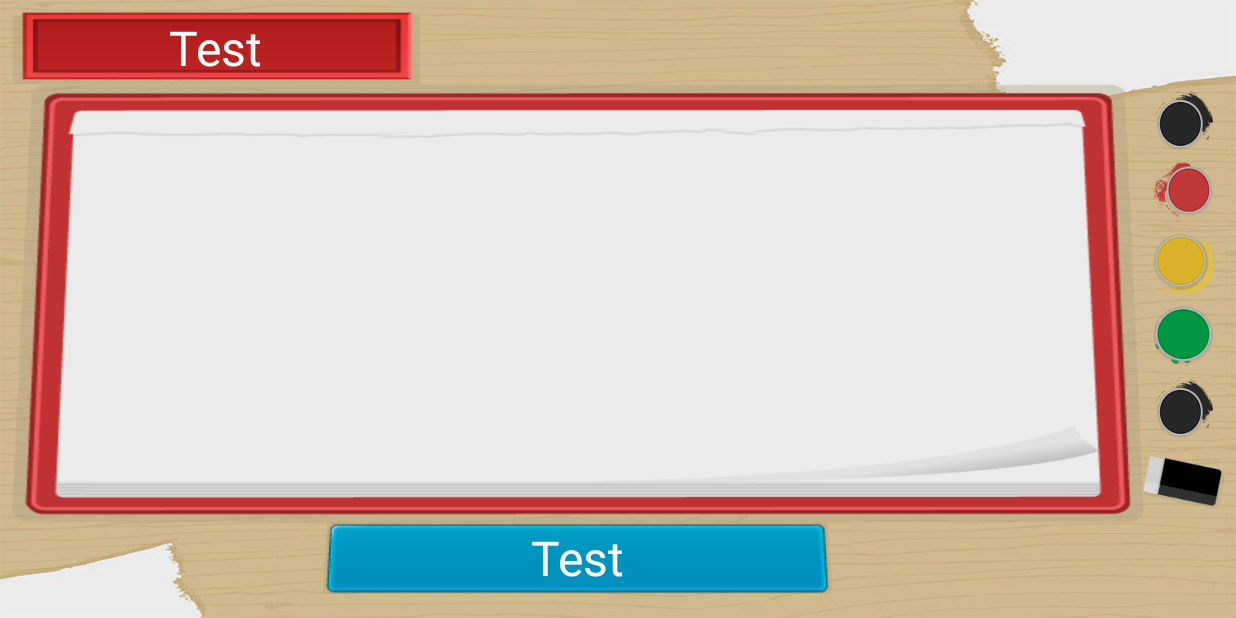
After one commit to dccruzt/WeDraw, an Android app: the DrawActivity screen opened directly, with no data from a screen before it, on a phone screen of 824 x 412 dp (held sideways). The commit adds this screen. Run offline under Robolectric (Android 15) with nearby library versions, the phone set to English and light mode, and no system bars; libraries missing offline, so code that uses them is left out: de.halfbit.tinybus; 1 statement that could not run was skipped.

Commit message:
Drawing view and sensor handling logic

```diff
--- /dev/null
+++ b/app/src/main/java/upc/edu/pe/wedraw/DrawActivity.java
@@ -0,0 +1,144 @@
+package upc.edu.pe.wedraw;
+
+import android.graphics.Color;
+import android.hardware.Sensor;
+import android.hardware.SensorEvent;
+import android.hardware.SensorEventListener;
+import android.hardware.SensorManager;
+import android.support.v4.content.ContextCompat;
+import android.support.v7.app.AppCompatActivity;
+import android.os.Bundle;
+import android.util.Log;
+import android.view.View;
+import android.widget.Button;
+import android.widget.Toast;
+
+import java.util.concurrent.Executors;
+import java.util.concurrent.ScheduledExecutorService;
+import java.util.concurrent.ScheduledFuture;
+import java.util.concurrent.TimeUnit;
+
+import de.halfbit.tinybus.Bus;
+import de.halfbit.tinybus.Subscribe;
+import de.halfbit.tinybus.TinyBus;
+import de.halfbit.tinybus.wires.ShakeEventWire;
+import upc.edu.pe.wedraw.components.DrawingView;
+
+public class DrawActivity extends AppCompatActivity implements SensorEventListener{
+
+    DrawingView drawingView;
+    Button mSelectedColor;
+
+    @Override
+    protected void onCreate(Bundle savedInstanceState) {
+        super.onCreate(savedInstanceState);
+        setContentView(R.layout.activity_draw);
+
+        drawingView = (DrawingView) findViewById(R.id.drawingView);
+
+        //Setup bus to detect shake
+        setupBus();
+    }
+
+    public void colorClicked(View v) {
+        int colorId;
+        switch (v.getId()){
+            case R.id.buttonBlack:  colorId = R.color.paint_black;  break;
+            case R.id.buttonBlue:  colorId = R.color.paint_blue;  break;
+            case R.id.buttonGreen:  colorId = R.color.paint_green;  break;
+            case R.id.buttonRed:  colorId = R.color.paint_red;  break;
+            case R.id.buttonYellow:  colorId = R.color.paint_yellow;  break;
+            default: colorId=R.color.paint_black;
+        }
+
+        if(mSelectedColor!=null){
+            mSelectedColor.setAlpha(1.0f);
+        }
+        mSelectedColor = (Button) v;
+        mSelectedColor.setAlpha(0.5f);
+
+        drawingView.setColor(ContextCompat.getColor(this,colorId));
+
+    }
+
+    //<editor-fold desc="Sensor managing detector">
+
+    protected SensorManager mSensorManager;
+    protected Sensor mSensor;
+    private long mLastUpdate;
+    protected int UPDATE_THRESHOLD = 300;
+
+    private void setupBus(){
+
+        mSensorManager = (SensorManager) getSystemService(SENSOR_SERVICE);
+        //validate that sensor is available, before showing the activity
+        if(null == (mSensor = mSensorManager.getDefaultSensor(Sensor.TYPE_ACCELEROMETER)))
+            finish();
+    }
+
+
+    private int countPos=0,countNeg = 0;
+
+    private static final ScheduledExecutorService worker =
+            Executors.newSingleThreadScheduledExecutor();
+    ScheduledFuture mTask;
+    @Override
+    public void onSensorChanged(SensorEvent event) {
+        //We check the detected event change corresponds to this activity sensor type
+        if(event.sensor.getType() == Sensor.TYPE_ACCELEROMETER){
+            //We determine if enough time has elapsed since last update
+            long actualTime = System.currentTimeMillis();
+            if(actualTime > mLastUpdate - UPDATE_THRESHOLD){
+                //Shake logic
+                if(Math.abs(event.values[2])>=13){
+                    Log.i("SHAKE","Pass");
+                    if(countPos==0){
+                        if(mTask!=null)
+                            mTask.cancel(true);
+                        Runnable task = new Runnable() {
+                            public void run() {
+                                countPos = countNeg = 0;
+                                mTask = null;
+                            }
+                        };
+                        mTask = worker.schedule(task, 1500, TimeUnit.MILLISECONDS);
+                    }
+
+                    if(event.values[2]>0)
+                        countPos++;
+                    else
+                        countNeg++;
+                    if((countPos>=2 && countNeg>1) || (countPos>=1 && countNeg>2)){
+                        countPos = countNeg = 0;
+                        ((DrawingView) findViewById(R.id.drawingView)).clearDrawing();
+                    }
+                }
+            }
+        }else{
+
+        }
+    }
+
+    @Override
+    public void onAccuracyChanged(Sensor sensor, int accuracy) {
+
+    }
+
+    //</editor-fold>
+
+
+    //<editor-fold desc="Register and unregister the sensor listener, to optimize battery usage">
+    @Override
+    protected void onResume(){
+        super.onResume();
+        mSensorManager.registerListener(this,mSensor, SensorManager.SENSOR_DELAY_UI);
+        mLastUpdate = System.currentTimeMillis();
+    }
+
+    @Override
+    protected void onPause(){
+        super.onPause();
+        mSensorManager.unregisterListener(this);
+    }
+    //</editor-fold>
+}
--- a/app/src/main/java/upc/edu/pe/wedraw/SplashActivity.java
+++ b/app/src/main/java/upc/edu/pe/wedraw/SplashActivity.java
@@ -40,7 +40,8 @@ public class SplashActivity extends Activity {
         new Handler().postDelayed(new Runnable() {
             @Override
             public void run() {
-                Intent i = new Intent(SplashActivity.this, ConnectActivity.class);
+                //Intent i = new Intent(SplashActivity.this, ConnectActivity.class);
+                Intent i = new Intent(SplashActivity.this, DrawActivity.class);
                 SplashActivity.this.startActivity(i);
                 SplashActivity.this.finish();
             }
--- /dev/null
+++ b/app/src/main/java/upc/edu/pe/wedraw/components/DrawingView.java
@@ -0,0 +1,148 @@
+package upc.edu.pe.wedraw.components;
+
+
+import android.content.Context;
+import android.graphics.Bitmap;
+import android.graphics.Canvas;
+import android.graphics.Color;
+import android.graphics.Paint;
+import android.graphics.Path;
+import android.util.AttributeSet;
+import android.view.MotionEvent;
+import android.view.View;
+
+public class DrawingView extends View {
+
+    public int width;
+    public  int height;
+    private Bitmap mBitmap;
+    private Canvas mCanvas;
+    private Path mPath;
+    private Paint mBitmapPaint;
+    Context context;
+    private Paint circlePaint;
+    private Path circlePath;
+    private Paint mPaint;
+
+    public DrawingView(Context c, AttributeSet attrs){
+        super(c,attrs);
+        init(c);
+    }
+
+    public DrawingView(Context c) {
+        super(c);
+        init(c);
+    }
+
+    private void init(Context c){
+
+        context=c;
+        mPath = new Path();
+        mBitmapPaint = new Paint(Paint.DITHER_FLAG);
+        circlePaint = new Paint();
+        circlePath = new Path();
+        circlePaint.setAntiAlias(true);
+        circlePaint.setColor(Color.BLUE);
+        circlePaint.setStyle(Paint.Style.STROKE);
+        circlePaint.setStrokeJoin(Paint.Join.MITER);
+        circlePaint.setStrokeWidth(4f);
+
+
+        mPaint = new Paint();
+        mPaint.setAntiAlias(true);
+        mPaint.setDither(true);
+        mPaint.setColor(Color.BLACK);
+        mPaint.setStyle(Paint.Style.STROKE);
+        mPaint.setStrokeJoin(Paint.Join.ROUND);
+        mPaint.setStrokeCap(Paint.Cap.ROUND);
+        mPaint.setStrokeWidth(12);
+    }
+
+    public void setColor(int color){
+        mPaint.setColor(color);
+    }
+
+    @Override
+    protected void onSizeChanged(int w, int h, int oldw, int oldh) {
+        super.onSizeChanged(w, h, oldw, oldh);
+        width = w;
+        height = h;
+        mBitmap = Bitmap.createBitmap(w, h, Bitmap.Config.ARGB_8888);
+        mCanvas = new Canvas(mBitmap);
+    }
+
+    @Override
+    protected void onDraw(Canvas canvas) {
+        super.onDraw(canvas);
+
+        canvas.drawBitmap( mBitmap, 0, 0, mBitmapPaint);
+        canvas.drawPath( mPath,  mPaint);
+        canvas.drawPath( circlePath,  circlePaint);
+    }
+
+    private float mX, mY;
+    private static final float TOUCH_TOLERANCE = 4;
+
+    private void touch_start(float x, float y) {
+        mPath.reset();
+        mPath.moveTo(x, y);
+        mX = x;
+        mY = y;
+    }
+
+    private void touch_move(float x, float y) {
+        float dx = Math.abs(x - mX);
+        float dy = Math.abs(y - mY);
+        if (dx >= TOUCH_TOLERANCE || dy >= TOUCH_TOLERANCE) {
+            mPath.quadTo(mX, mY, (x + mX)/2, (y + mY)/2);
+            mX = x;
+            mY = y;
+
+            circlePath.reset();
+            circlePath.addCircle(mX, mY, 30, Path.Direction.CW);
+        }
+    }
+
+    private void touch_up() {
+        mPath.lineTo(mX, mY);
+        circlePath.reset();
+        // commit the path to our offscreen
+        mCanvas.drawPath(mPath,  mPaint);
+        // kill this so we don't double draw
+        mPath.reset();
+    }
+
+    @Override
+    public boolean onTouchEvent(MotionEvent event) {
+        float x = event.getX();
+        float y = event.getY();
+
+        switch (event.getAction()) {
+            case MotionEvent.ACTION_DOWN:
+                touch_start(x, y);
+                invalidate();
+                break;
+            case MotionEvent.ACTION_MOVE:
+                touch_move(x, y);
+                invalidate();
+                break;
+            case MotionEvent.ACTION_UP:
+                touch_up();
+                invalidate();
+                break;
+        }
+        return true;
+    }
+
+    public void clearDrawing()
+    {
+        setDrawingCacheEnabled(false);
+        // don't forget that one and the match below,
+        // or you just keep getting a duplicate when you save.
+
+        onSizeChanged(width, height, width, height);
+        invalidate();
+
+        setDrawingCacheEnabled(true);
+    }
+}
--- /dev/null
+++ b/app/src/main/res/layout/activity_draw.xml
@@ -0,0 +1,108 @@
+<?xml version="1.0" encoding="utf-8"?>
+<RelativeLayout xmlns:android="http://schemas.android.com/apk/res/android"
+    xmlns:tools="http://schemas.android.com/tools"
+    xmlns:app="http://schemas.android.com/apk/res-auto"
+    android:layout_width="match_parent"
+    android:layout_height="match_parent"
+    android:padding="8dp"
+    android:background="@drawable/connect_background"
+    android:orientation="vertical"
+    tools:context="upc.edu.pe.wedraw.DrawActivity">
+
+
+
+    <RelativeLayout
+        android:layout_width="match_parent"
+        android:layout_height="match_parent">
+
+        <LinearLayout
+            android:id="@+id/llaColors"
+            android:layout_width="wrap_content"
+            android:layout_alignParentRight="true"
+            android:layout_height="match_parent"
+            android:orientation="vertical">
+
+            <LinearLayout
+                android:layout_width="match_parent"
+                android:layout_height="48dp"
+                android:orientation="horizontal">
+
+            </LinearLayout>
+
+            <Button
+                android:id="@+id/buttonBlack"
+                style="@style/ColorOptionStyle"
+                android:background="@drawable/paint_negro"/>
+            <Button
+                android:id="@+id/buttonRed"
+                style="@style/ColorOptionStyle"
+                android:background="@drawable/paint_rojo"/>
+            <Button
+                android:id="@+id/buttonYellow"
+                style="@style/ColorOptionStyle"
+                android:background="@drawable/paint_amarillo"/>
+            <Button
+                android:id="@+id/buttonGreen"
+                style="@style/ColorOptionStyle"
+                android:background="@drawable/paint_verde"/>
+            <Button
+                android:id="@+id/buttonBlue"
+                style="@style/ColorOptionStyle"
+                android:background="@drawable/paint_negro"/>
+
+            <Button
+                android:id="@+id/buttonErase"
+                android:layout_width="54dp"
+                android:layout_height="35dp"
+                android:layout_marginTop="8dp"
+                android:background="@drawable/borrador"/>
+
+        </LinearLayout>
+
+
+        <RelativeLayout
+            android:layout_width="match_parent"
+            android:layout_height="match_parent"
+            android:layout_toLeftOf="@id/llaColors">
+            <RelativeLayout
+                android:id="@+id/llaHeader"
+                android:layout_width="wrap_content"
+                android:layout_height="@dimen/base_name_height"
+                android:background="@drawable/nombre">
+                <upc.edu.pe.wedraw.components.CustomTextView
+                    android:id="@+id/txtPlayerName"
+                    style="@style/NameTextViewStyle"
+                    android:text="Test"/>
+            </RelativeLayout>
+            <RelativeLayout
+                android:id="@+id/llaFooter"
+                android:layout_width="wrap_content"
+                android:layout_height="@dimen/base_name_height"
+                android:background="@drawable/palabra"
+                android:layout_alignParentBottom="true"
+                android:layout_centerHorizontal="true"
+                android:layout_marginBottom="8dp">
+                <upc.edu.pe.wedraw.components.CustomTextView
+                    android:id="@+id/txtWord"
+                    style="@style/NameTextViewStyle"
+                    android:text="Test"/>
+            </RelativeLayout>
+
+            <LinearLayout
+                android:layout_width="match_parent"
+                android:layout_height="match_parent"
+                android:layout_below="@id/llaHeader"
+                android:layout_above="@+id/llaFooter"
+                android:background="@drawable/pizarra">
+                <upc.edu.pe.wedraw.components.DrawingView
+                    android:id="@+id/drawingView"
+                    android:layout_width="match_parent"
+                    android:layout_height="match_parent" />
+            </LinearLayout>
+
+        </RelativeLayout>
+
+    </RelativeLayout>
+
+
+</RelativeLayout>
--- a/app/src/main/res/values/colors.xml
+++ b/app/src/main/res/values/colors.xml
@@ -7,4 +7,11 @@
     <color name="borderButton">#040404</color>
     <color name="disableButton">#33979797</color>
     <color name="white">#fff</color>
+
+    <color name="paint_black">#000</color>
+    <color name="paint_red">#f00</color>
+    <color name="paint_yellow">#ff0</color>
+    <color name="paint_green">#0f0</color>
+    <color name="paint_blue">#00f</color>
+
 </resources>
--- a/app/src/main/res/values/dimens.xml
+++ b/app/src/main/res/values/dimens.xml
@@ -21,6 +21,8 @@
     <!--StartGameActivity-->
     <dimen name="name_area_margin">36dp</dimen>
     <dimen name="fab_margin">16dp</dimen>
+    <dimen name="max_name_width">300dp</dimen>
+    <dimen name="base_name_height">48dp</dimen>
 
     <!-- Difficulty picker activity -->
     <dimen name="difficulty_hint_lateral_margin">36dp</dimen>
@@ -31,4 +33,7 @@
     <dimen name="difficulty_button_height">80dp</dimen>
     <dimen name="difficulty_button_margin">12dp</dimen>
 
+    <!-- Draw image activity -->
+    <dimen name="color_picker_size">40dp</dimen>
+
 </resources>
--- a/app/src/main/res/values/strings.xml
+++ b/app/src/main/res/values/strings.xml
@@ -13,5 +13,4 @@
     <string name="hint_difficulty">SELECCIONA EL NIVEL DE DIFICULTAD DE LA PALABRA A DIBUJAR</string>
 
 
-
 </resources>
--- a/app/src/main/res/values/styles.xml
+++ b/app/src/main/res/values/styles.xml
@@ -1,15 +1,41 @@
 <resources>
 
     <!-- Base application theme. -->
-    <style name="AppTheme" parent="Theme.AppCompat.Light.NoActionBar">
-        <!-- Customize your theme here. -->
+    <style name="AppTheme" parent="@style/Theme.AppCompat.Light">
+        <item name="windowNoTitle">true</item>
+        <item name="windowActionBar">false</item>
+        <item name="android:windowFullscreen">true</item>
+        <item name="android:windowContentOverlay">@null</item>
         <item name="colorPrimary">@color/colorPrimary</item>
         <item name="colorPrimaryDark">@color/colorPrimaryDark</item>
         <item name="colorAccent">@color/colorAccent</item>
     </style>
 
+
     <style name="AppTheme.AppBarOverlay" parent="ThemeOverlay.AppCompat.Dark.ActionBar" />
 
     <style name="AppTheme.PopupOverlay" parent="ThemeOverlay.AppCompat.Light" />
 
+    <style name="NameTextViewStyle">
+        <item name="android:layout_width">wrap_content</item>
+        <item name="android:layout_height">match_parent</item>
+        <item name="android:textSize">@dimen/text_size_normal</item>
+        <item name="android:layout_centerInParent">true</item>
+        <item name="android:textColor">@color/white</item>
+        <item name="android:layout_marginLeft">@dimen/name_area_margin</item>
+        <item name="android:layout_marginRight">@dimen/name_area_margin</item>
+        <item name="android:maxWidth">@dimen/max_name_width</item>
+        <item name="android:gravity">center</item>
+        <item name="android:ellipsize">end</item>
+        <item name="android:maxLines">1</item>
+    </style>
+
+    <style name="ColorOptionStyle">
+        <item name="android:layout_width">@dimen/color_picker_size</item>
+        <item name="android:layout_height">@dimen/color_picker_size</item>
+        <item name="android:layout_gravity">center_horizontal</item>
+        <item name="android:layout_margin">4dp</item>
+        <item name="android:onClick">colorClicked</item>
+    </style>
+
 </resources>
```
Also changed, not shown: app/src/main/AndroidManifest.xml (+7 -7 lines), app/src/main/java/upc/edu/pe/wedraw/ConnectActivity.java (+12 -0 lines), app/src/main/res/layout/activity_start_game.xml (+2 -7 lines), app/src/main/res/drawable/borrador.png (added), app/src/main/res/drawable/paint_amarillo.png (added), app/src/main/res/drawable/paint_negro.png (added), app/src/main/res/drawable/paint_rojo.png (added), app/src/main/res/drawable/paint_verde.png (added), app/src/main/res/drawable/palabra.png (added), app/src/main/res/drawable/pizarra.png (added).
